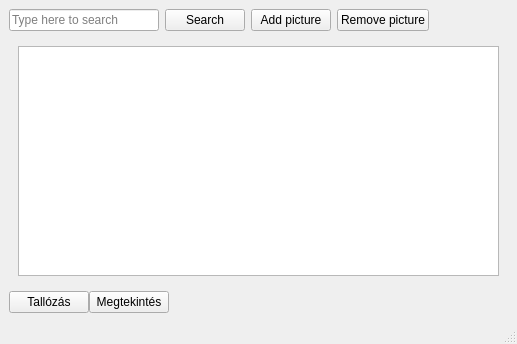
This is dkc1dh/mainwindow.ui in green1490/qt as Qt 5 draws it before an edit. The edited form follows.
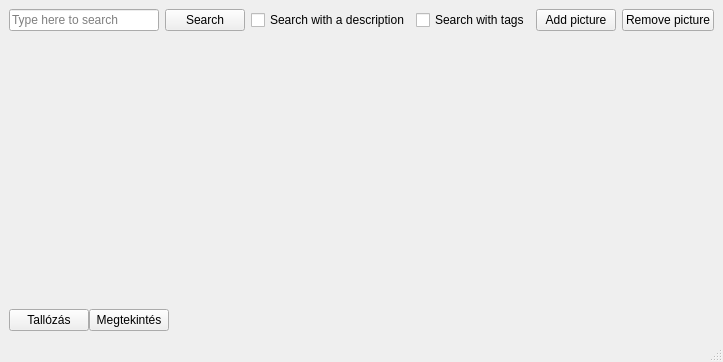
This is the edited form. The open tabs and pages were chosen to show the change. Icons and pictures are not drawn.

What changed in the file:
```diff
--- a/dkc1dh/mainwindow.ui
+++ b/dkc1dh/mainwindow.ui
@@ -6,8 +6,8 @@
    <rect>
     <x>0</x>
     <y>0</y>
-    <width>517</width>
-    <height>344</height>
+    <width>660</width>
+    <height>362</height>
    </rect>
   </property>
   <property name="sizePolicy">
@@ -86,6 +86,20 @@
         </property>
        </widget>
       </item>
+      <item>
+       <widget class="QCheckBox" name="descriptioncheckBox">
+        <property name="text">
+         <string>Search with a description</string>
+        </property>
+       </widget>
+      </item>
+      <item>
+       <widget class="QCheckBox" name="checkBox">
+        <property name="text">
+         <string>Search with tags</string>
+        </property>
+       </widget>
+      </item>
       <item>
        <widget class="QPushButton" name="add_pushButton">
         <property name="sizePolicy">
@@ -137,13 +151,57 @@
         <property name="sizeHint" stdset="0">
          <size>
           <width>40</width>
-          <height>10</height>
+          <height>13</height>
          </size>
         </property>
        </spacer>
       </item>
      </layout>
     </item>
+    <item>
+     <widget class="QStackedWidget" name="stackedWidget">
+      <property name="sizePolicy">
+       <sizepolicy hsizetype="Preferred" vsizetype="Expanding">
+        <horstretch>0</horstretch>
+        <verstretch>99</verstretch>
+       </sizepolicy>
+      </property>
+      <property name="contextMenuPolicy">
+       <enum>Qt::CustomContextMenu</enum>
+      </property>
+      <property name="layoutDirection">
+       <enum>Qt::LeftToRight</enum>
+      </property>
+      <property name="currentIndex">
+       <number>0</number>
+      </property>
+      <widget class="QWidget" name="page1">
+       <layout class="QVBoxLayout" name="verticalLayout_2">
+        <item>
+         <widget class="QListWidget" name="listWidget">
+          <property name="contextMenuPolicy">
+           <enum>Qt::CustomContextMenu</enum>
+          </property>
+          <property name="uniformItemSizes">
+           <bool>true</bool>
+          </property>
+         </widget>
+        </item>
+       </layout>
+      </widget>
+      <widget class="QWidget" name="page2">
+       <layout class="QHBoxLayout" name="imageHorizontalLayout">
+        <item>
+         <widget class="QLabel" name="imageLabel">
+          <property name="text">
+           <string/>
+          </property>
+         </widget>
+        </item>
+       </layout>
+      </widget>
+     </widget>
+    </item>
     <item>
      <spacer name="verticalSpacer">
       <property name="orientation">
@@ -157,25 +215,6 @@
       </property>
      </spacer>
     </item>
-    <item>
-     <widget class="QWidget" name="widget" native="true">
-      <property name="sizePolicy">
-       <sizepolicy hsizetype="Preferred" vsizetype="Expanding">
-        <horstretch>0</horstretch>
-        <verstretch>100</verstretch>
-       </sizepolicy>
-      </property>
-      <layout class="QHBoxLayout" name="horizontalLayout_3">
-       <item>
-        <widget class="QListWidget" name="listWidget">
-         <property name="viewMode">
-          <enum>QListView::IconMode</enum>
-         </property>
-        </widget>
-       </item>
-      </layout>
-     </widget>
-    </item>
     <item>
      <layout class="QHBoxLayout" name="horizontalLayout_2">
       <property name="spacing">
```
Left out of the diff: 8 changed lines with no effect on the pictures.
